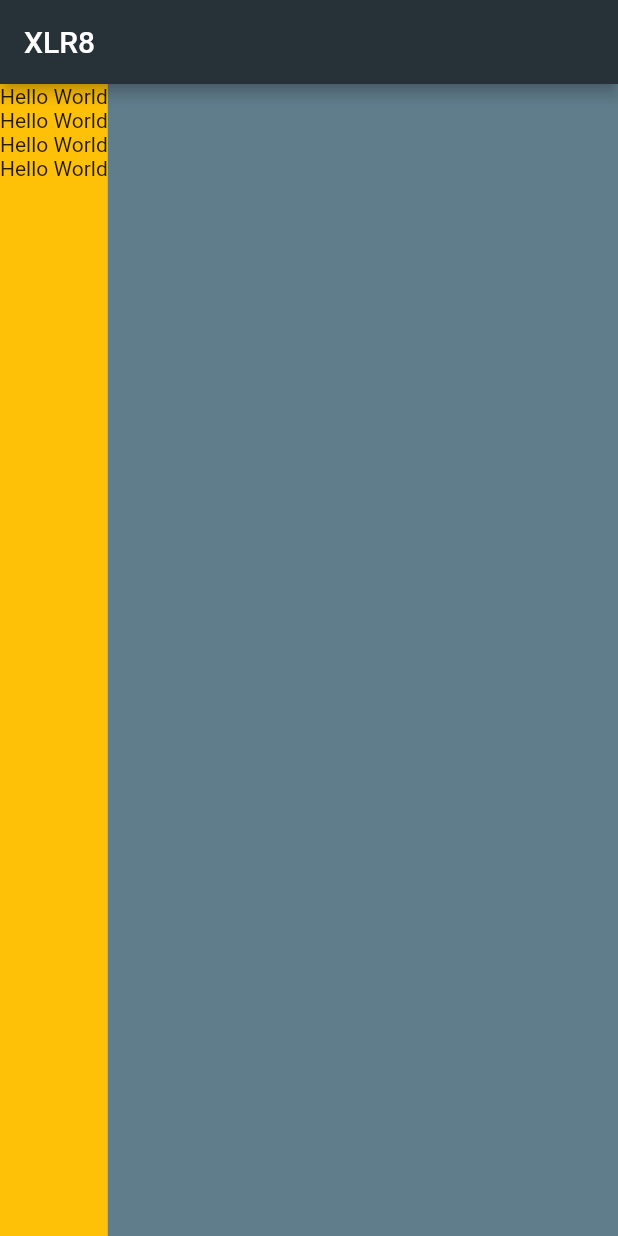
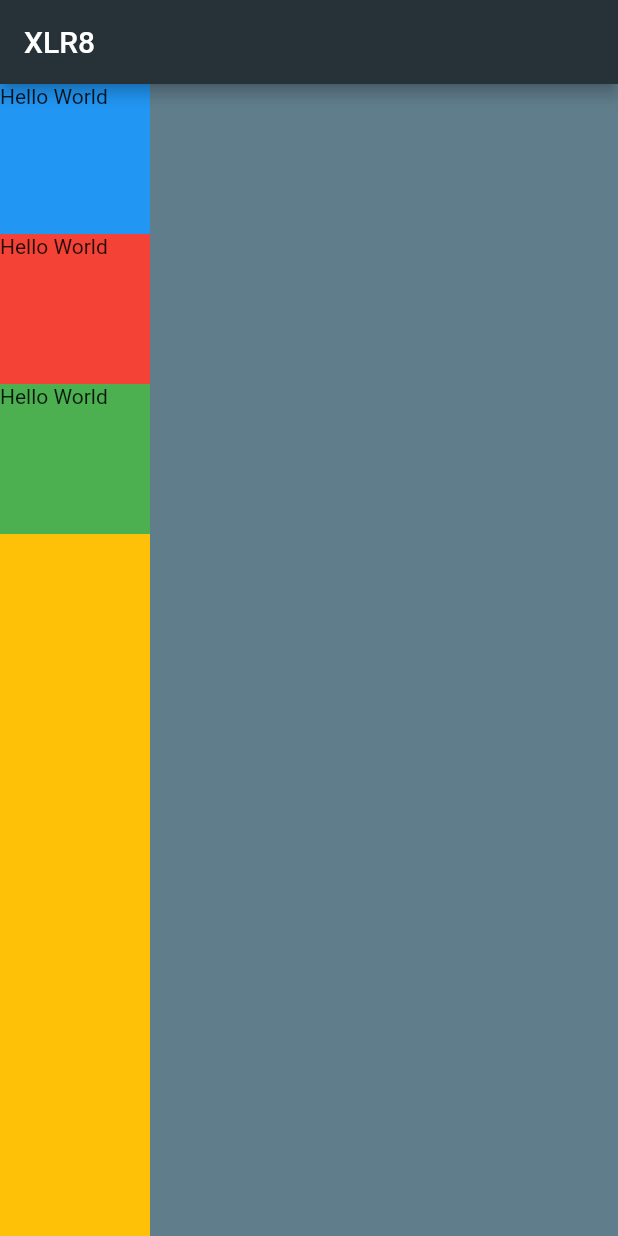
Before and after one commit to sumit8275/xlr8_repo, a Flutter app: the screen it shows after launch, on a phone screen of 412 x 824 dp. Run offline on Flutter 3.47's test engine with Material 2 defaults, Android fonts, the phone set to English and light mode, and no system bars.

```diff
--- a/lib/main.dart
+++ b/lib/main.dart
@@ -15,15 +15,21 @@ class MyApp extends StatelessWidget {
             child: Column(
               children: <Widget>[
                 Container(
+                  height: 100,
+                  width: 100,
+                  color: Colors.blue,
                   child: Text('Hello World'),
                 ),
                 Container(
+                  height: 100,
+                  width: 100,
+                  color: Colors.red,
                   child: Text('Hello World'),
                 ),
                 Container(
-                  child: Text('Hello World'),
-                ),
-                Container(
+                  height: 100,
+                  width: 100,
+                  color: Colors.green,
                   child: Text('Hello World'),
                 ),
               ],
```
Also changed, not shown: 1 other file.
